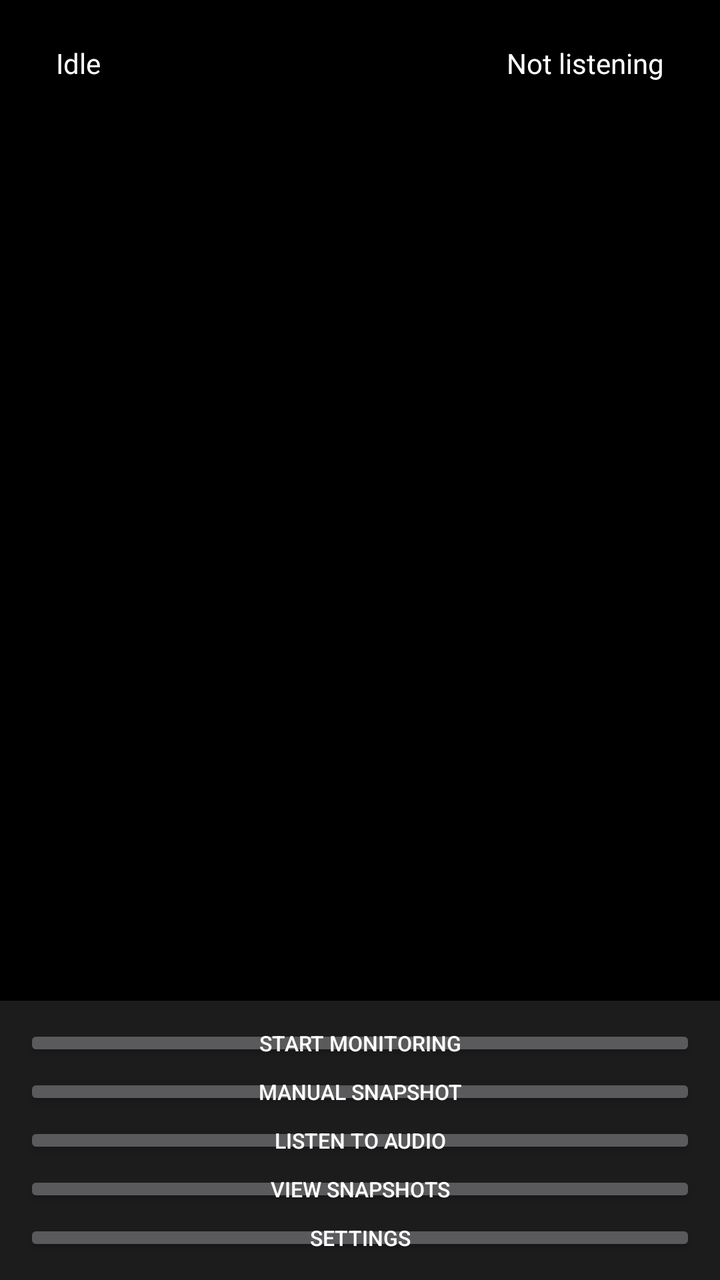
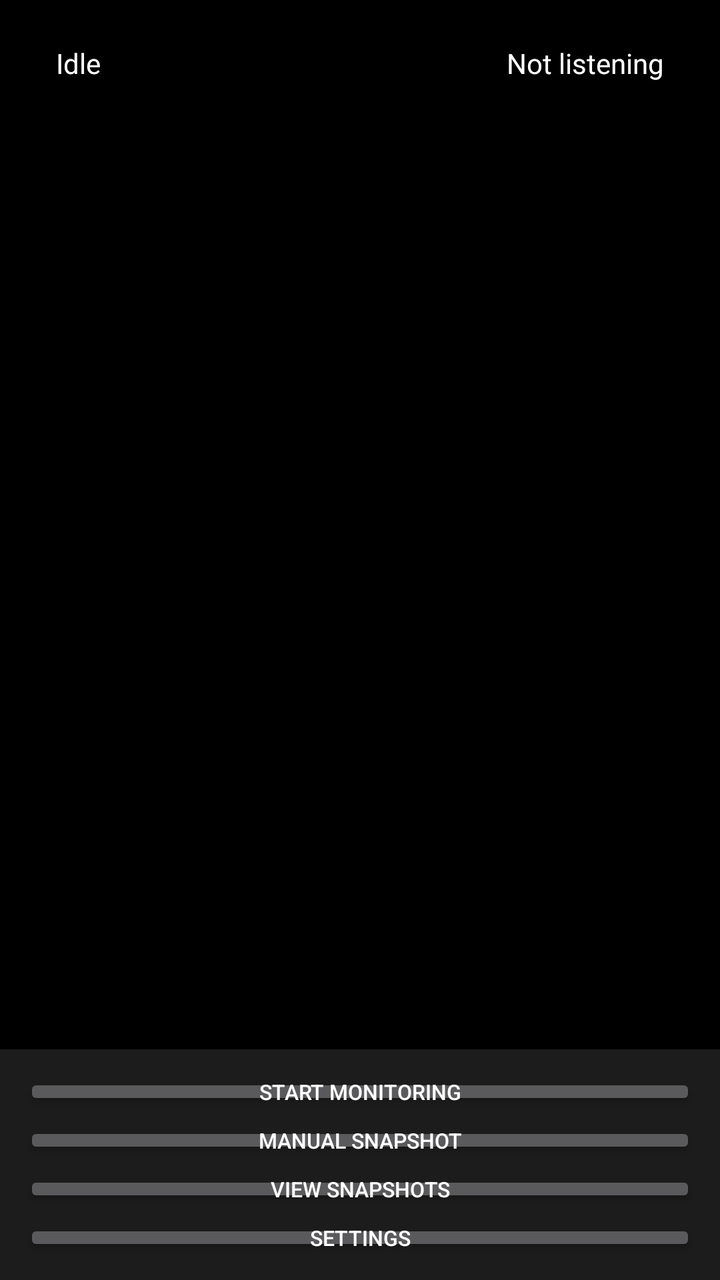

The first picture is an Android layout as it rendered before a commit; the second is the same layout after the commit. The layout source and the unified diff follow.
<!-- AndroidManifest.xml: application theme Theme.CameraViewer -->
<!-- res/layout/activity_main.xml -->
<?xml version="1.0" encoding="utf-8"?>
<androidx.constraintlayout.widget.ConstraintLayout
    xmlns:android="http://schemas.android.com/apk/res/android"
    xmlns:app="http://schemas.android.com/apk/res-auto"
    android:layout_width="match_parent"
    android:layout_height="match_parent"
    android:background="@color/feed_background">

    <ImageView
        android:id="@+id/imageFeed"
        android:layout_width="0dp"
        android:layout_height="0dp"
        android:contentDescription="@string/camera_feed_description"
        android:scaleType="fitCenter"
        android:background="@color/feed_background"
        app:layout_constraintTop_toTopOf="parent"
        app:layout_constraintStart_toStartOf="parent"
        app:layout_constraintEnd_toEndOf="parent"
        app:layout_constraintBottom_toTopOf="@id/controlsBar" />

    <TextView
        android:id="@+id/textStatus"
        android:layout_width="wrap_content"
        android:layout_height="wrap_content"
        android:layout_margin="16dp"
        android:background="@color/status_pill_background"
        android:paddingHorizontal="12dp"
        android:paddingVertical="6dp"
        android:textColor="@color/status_pill_text"
        android:textSize="14sp"
        android:text="@string/status_idle"
        app:layout_constraintTop_toTopOf="parent"
        app:layout_constraintStart_toStartOf="parent" />

    <TextView
        android:id="@+id/textListeningStatus"
        android:layout_width="wrap_content"
        android:layout_height="wrap_content"
        android:layout_margin="16dp"
        android:background="@color/status_pill_background"
        android:paddingHorizontal="12dp"
        android:paddingVertical="6dp"
        android:textColor="@color/status_pill_text"
        android:textSize="14sp"
        android:text="@string/listening_status_off"
        app:layout_constraintTop_toTopOf="parent"
        app:layout_constraintEnd_toEndOf="parent" />

    <ImageView
        android:id="@+id/imgLastSnapshot"
        android:layout_width="72dp"
        android:layout_height="72dp"
        android:layout_margin="16dp"
        android:background="@color/controls_background"
        android:contentDescription="@string/last_snapshot_description"
        android:scaleType="centerCrop"
        android:visibility="gone"
        app:layout_constraintBottom_toTopOf="@id/controlsBar"
        app:layout_constraintEnd_toEndOf="parent" />

    <LinearLayout
        android:id="@+id/controlsBar"
        android:layout_width="match_parent"
        android:layout_height="wrap_content"
        android:orientation="vertical"
        android:padding="12dp"
        android:background="@color/controls_background"
        app:layout_constraintBottom_toBottomOf="parent">

        <Button
            android:id="@+id/btnStartStop"
            android:layout_width="match_parent"
            android:layout_height="wrap_content"
            android:layout_marginBottom="6dp"
            android:textSize="10.5sp"
            android:minHeight="0dp"
            android:paddingVertical="2dp"
            android:maxLines="1"
            android:ellipsize="end"
            android:text="@string/start_monitoring" />

        <Button
            android:id="@+id/btnManualSnapshot"
            android:layout_width="match_parent"
            android:layout_height="wrap_content"
            android:layout_marginBottom="6dp"
            android:textSize="10.5sp"
            android:minHeight="0dp"
            android:paddingVertical="2dp"
            android:maxLines="1"
            android:ellipsize="end"
            android:text="@string/manual_snapshot" />

        <Button
            android:id="@+id/btnToggleAudio"
            android:layout_width="match_parent"
            android:layout_height="wrap_content"
            android:layout_marginBottom="6dp"
            android:textSize="10.5sp"
            android:minHeight="0dp"
            android:paddingVertical="2dp"
            android:maxLines="1"
            android:ellipsize="end"
            android:text="@string/listen_to_audio" />

        <Button
            android:id="@+id/btnViewSnapshots"
            android:layout_width="match_parent"
            android:layout_height="wrap_content"
            android:layout_marginBottom="6dp"
            android:textSize="10.5sp"
            android:minHeight="0dp"
            android:paddingVertical="2dp"
            android:maxLines="1"
            android:ellipsize="end"
            android:text="@string/view_snapshots" />

        <Button
            android:id="@+id/btnSettings"
            android:layout_width="match_parent"
            android:layout_height="wrap_content"
            android:textSize="10.5sp"
            android:minHeight="0dp"
            android:paddingVertical="2dp"
            android:maxLines="1"
            android:ellipsize="end"
            android:text="@string/settings_title" />

    </LinearLayout>

</androidx.constraintlayout.widget.ConstraintLayout>
<!-- resources referenced by this layout -->
<resources>
  <color name="controls_background">#1C1C1C</color>
  <color name="feed_background">#000000</color>
  <color name="status_pill_background">#B3000000</color>
  <color name="status_pill_text">#FFFFFF</color>
  <string name="camera_feed_description">Live camera feed</string>
  <string name="last_snapshot_description">Last snapshot — tap to view full size</string>
  <string name="listen_to_audio">Listen to audio</string>
  <string name="listening_status_off">Not listening</string>
  <string name="manual_snapshot">Manual snapshot</string>
  <string name="settings_title">Settings</string>
  <string name="start_monitoring">Start monitoring</string>
  <string name="status_idle">Idle</string>
  <string name="view_snapshots">View snapshots</string>
  <style name="Theme.CameraViewer" parent="Theme.MaterialComponents.NoActionBar">
          <item name="colorPrimary">@color/brand_primary</item>
          <item name="colorPrimaryDark">@color/brand_primary_dark</item>
          <item name="colorAccent">@color/brand_primary</item>
          <item name="android:windowBackground">@color/feed_background</item>
      </style>
  <color name="brand_primary">#1E88E5</color>
  <color name="brand_primary_dark">#1565C0</color>
</resources>

<!-- the commit's change to res/layout/activity_main.xml (unified diff, before → after) -->
@@ -92,18 +92,6 @@
             android:text="@string/manual_snapshot" />
 
         <Button
-            android:id="@+id/btnToggleAudio"
-            android:layout_width="match_parent"
-            android:layout_height="wrap_content"
-            android:layout_marginBottom="6dp"
-            android:textSize="10.5sp"
-            android:minHeight="0dp"
-            android:paddingVertical="2dp"
-            android:maxLines="1"
-            android:ellipsize="end"
-            android:text="@string/listen_to_audio" />
-
-        <Button
             android:id="@+id/btnViewSnapshots"
             android:layout_width="match_parent"
             android:layout_height="wrap_content"
<!-- resource entries referenced after the edit -->
@@ -6,7 +6,6 @@
   <color name="status_pill_text">#FFFFFF</color>
   <string name="camera_feed_description">Live camera feed</string>
   <string name="last_snapshot_description">Last snapshot — tap to view full size</string>
-  <string name="listen_to_audio">Listen to audio</string>
   <string name="listening_status_off">Not listening</string>
   <string name="manual_snapshot">Manual snapshot</string>
   <string name="settings_title">Settings</string>
